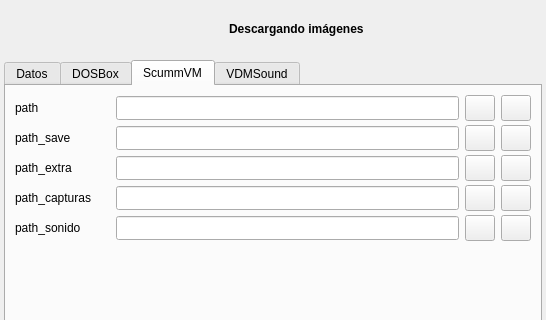
First picture: the form in ui/importpath.ui, repository Monthy/gr-lida, before the edit; both pictures show x 0 to 546 and y 0 to 320 of the 546 by 546 pixel window.
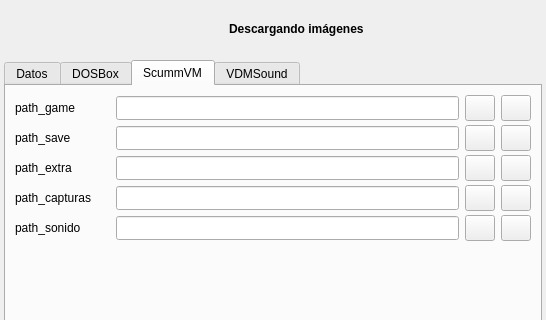
Second picture: the form after the edit. The open tabs and pages were chosen to show the change. Icons and pictures are not drawn.

Commit message: Más cambios de nombres, esta vez en los UI.

Patch:
```diff
--- a/ui/importpath.ui
+++ b/ui/importpath.ui
@@ -770,7 +770,7 @@
           </size>
          </property>
          <property name="text">
-          <string>path</string>
+          <string>path_game</string>
          </property>
         </widget>
        </item>
```
Left out of the diff: 13 changed lines with no effect on the pictures. The commit also changes 4 other files.
